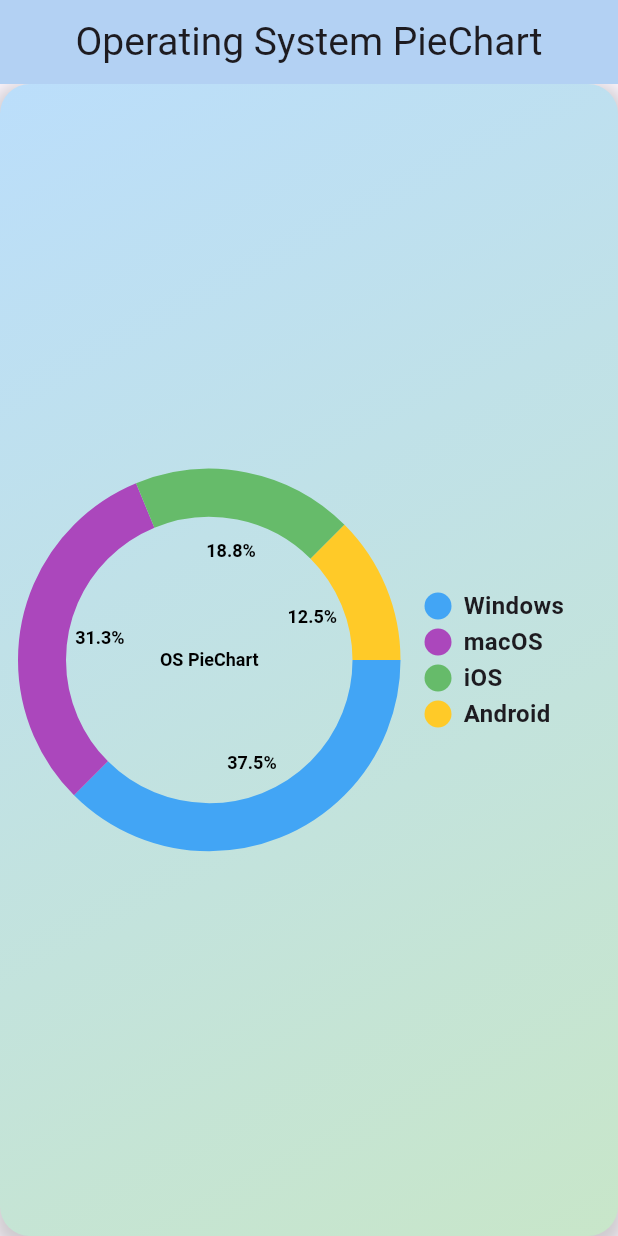
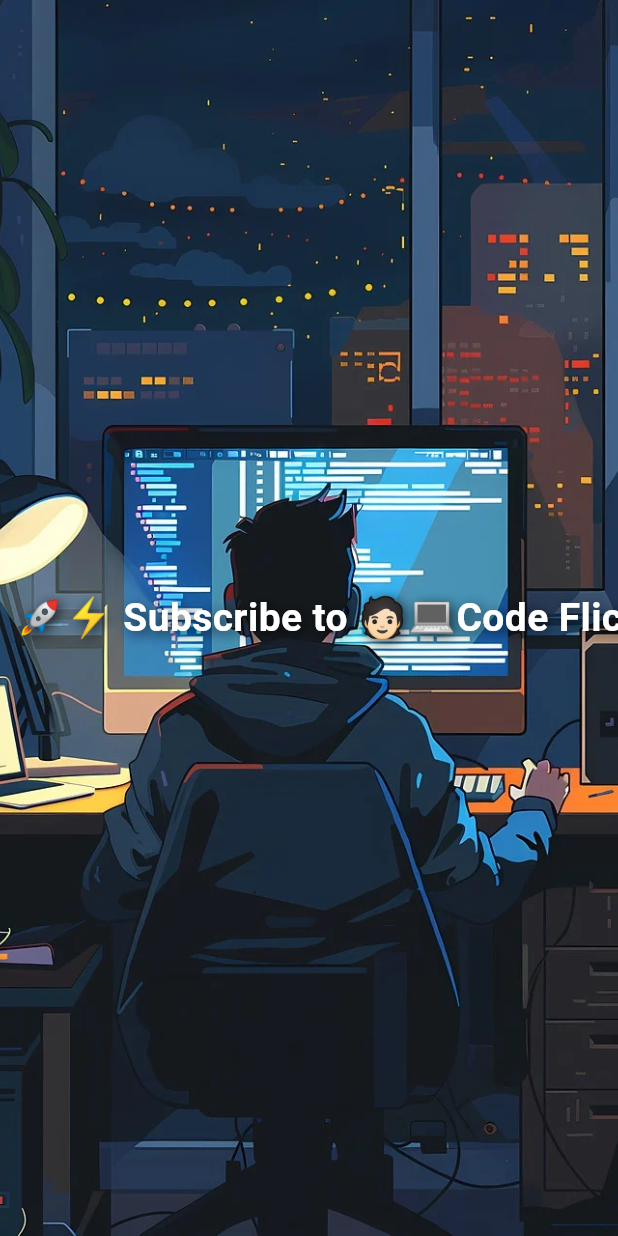
Before and after one commit to pawanacharya944/Flutter_Tutorial, a Flutter app: the screen it shows after launch, on a phone screen of 412 x 824 dp. Run offline on Flutter 3.47's test engine with Material 3 defaults, Android fonts, the phone set to English and light mode, and no system bars; drawn by our look-alikes of marquee, pie_chart; our stand-ins replace badges, carousel_slider, flutter_rating_bar, flutter_slidable, google_fonts, liquid_pull_to_refresh and 4 more.

Commit message:
update_animatedtext

```diff
--- /dev/null
+++ b/lib/animated_text.dart
@@ -0,0 +1,50 @@
+import 'package:flutter/material.dart';
+import 'package:marquee/marquee.dart';
+
+class MyAnimatedText extends StatelessWidget {
+  const MyAnimatedText({super.key});
+
+  @override
+  Widget build(BuildContext context) {
+    return Scaffold(
+      body: Stack(
+        fit: StackFit.expand,
+        children: [
+          Container(
+            decoration: const BoxDecoration(
+              image: DecorationImage(
+                image: AssetImage('images/dev.jpeg'),
+                fit: BoxFit.cover,
+              ),
+            ),
+          ),
+          SizedBox(
+            height: 100, // this is the height of the marquee container
+            child: Marquee(
+              text:
+                  '🚀⚡️ Subscribe to 🧑🏻‍💻Code Flicks for 🔥 Awesome Flutter Tutorials! 🚀 Join the Journey! 💻✨✨',
+              style: TextStyle(
+                fontSize: 26,
+                fontWeight: FontWeight.bold,
+                color: Colors.white,
+                shadows: [
+                  Shadow(
+                    blurRadius: 10.0,
+                    color: Colors.black.withOpacity(0.7),
+                    offset: const Offset(2.0, 2.0),
+                  ),
+                ],
+              ),
+              scrollAxis: Axis.horizontal,
+              crossAxisAlignment: CrossAxisAlignment.center,
+              blankSpace: 20.0,
+              velocity: 50.0,
+              pauseAfterRound: const Duration(seconds: 1),
+              startPadding: 10.0,
+            ),
+          ),
+        ],
+      ),
+    );
+  }
+}
--- a/lib/main.dart
+++ b/lib/main.dart
@@ -1,5 +1,6 @@
-import 'package:first_project/pie_chart.dart';
 import 'package:flutter/material.dart';
+
+import 'animated_text.dart';
 
 void main() {
   runApp(const MyApp());
@@ -14,7 +15,7 @@ class MyApp extends StatelessWidget {
       debugShowCheckedModeBanner: false,
       title: "Flutter Project",
       theme: ThemeData(primarySwatch: Colors.blue),
-      home: MyPieChart(),
+      home: const MyAnimatedText(),
     );
   }
 }
--- a/lib/pie_chart.dart
+++ b/lib/pie_chart.dart
@@ -18,11 +18,13 @@ class MyPieChart extends StatelessWidget {
     Colors.amber[400]!, // Soft Amber for Android
   ];
 
+  MyPieChart({super.key});
+
   @override
   Widget build(BuildContext context) {
     return Scaffold(
       appBar: AppBar(
-        title: Text(
+        title: const Text(
           'Operating System PieChart',
           style: TextStyle(fontSize: 26),
         ),
@@ -32,7 +34,7 @@ class MyPieChart extends StatelessWidget {
       ),
       body: Center(
         child: Container(
-          padding: EdgeInsets.all(20), // Add padding around the chart
+          padding: const EdgeInsets.all(20), // Add padding around the chart
           decoration: BoxDecoration(
             gradient: LinearGradient(
                 colors: [Colors.blue[100]!, Colors.green[100]!],
@@ -44,7 +46,7 @@ class MyPieChart extends StatelessWidget {
                 color: Colors.grey.withOpacity(0.5),
                 spreadRadius: 5,
                 blurRadius: 10,
-                offset: Offset(0, 5), // Changes position of shadow
+                offset: const Offset(0, 5), // Changes position of shadow
               ),
             ],
           ),
@@ -52,13 +54,13 @@ class MyPieChart extends StatelessWidget {
             mainAxisAlignment: MainAxisAlignment.center,
             children: [
               // Pie Chart with increased size
-              Container(
+              SizedBox(
                 height: MediaQuery.of(context).size.width *
                     0.7, // Large size for the pie chart
                 child: PieChart(
                   dataMap: dataMap, // Data for the pie chart
                   animationDuration:
-                      Duration(milliseconds: 1200), // Animation duration
+                      const Duration(milliseconds: 1200), // Animation duration
                   chartLegendSpacing: 32, // Spacing for the legend
                   chartRadius: MediaQuery.of(context).size.width /
                       1.2, // Increased chart radius for better visibility
@@ -68,7 +70,7 @@ class MyPieChart extends StatelessWidget {
                       ChartType.ring, // Type of pie chart (ring or normal)
                   ringStrokeWidth: 32, // Width of the ring stroke
                   centerText: "OS PieChart", // No center text to avoid clutter
-                  legendOptions: LegendOptions(
+                  legendOptions: const LegendOptions(
                     showLegendsInRow:
                         false, // Display legends in a column (vertical)
                     legendPosition: LegendPosition.right, // Position of legends
@@ -79,7 +81,7 @@ class MyPieChart extends StatelessWidget {
                       fontSize: 16, // Increased font size for legend text
                     ),
                   ),
-                  chartValuesOptions: ChartValuesOptions(
+                  chartValuesOptions: const ChartValuesOptions(
                     showChartValueBackground:
                         false, // Hide background for values
                     showChartValues:
--- a/pubspec.yaml
+++ b/pubspec.yaml
@@ -48,6 +48,7 @@ dependencies:
   lottie: ^3.1.3
   pie_chart: ^5.4.0
   responsive_framework: ^1.5.1
+  marquee: ^2.3.0
 
 
 
```
Also changed, not shown: pubspec.lock, 3 other files.
